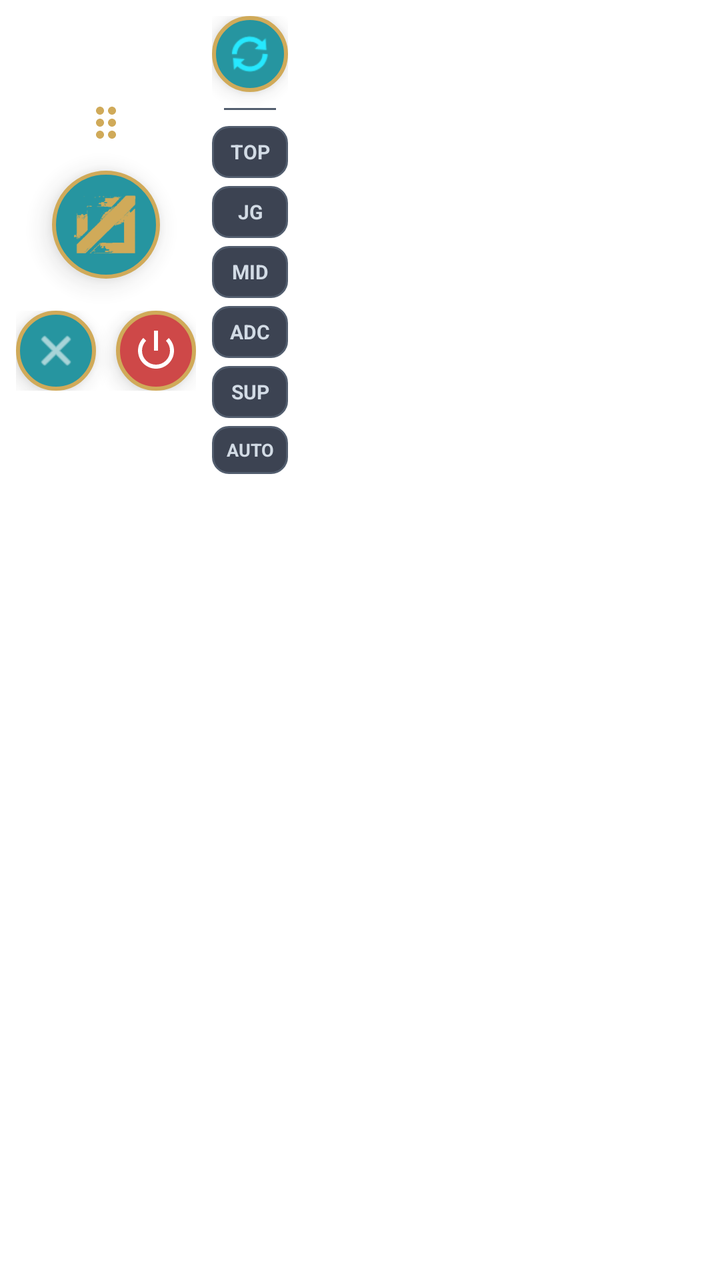
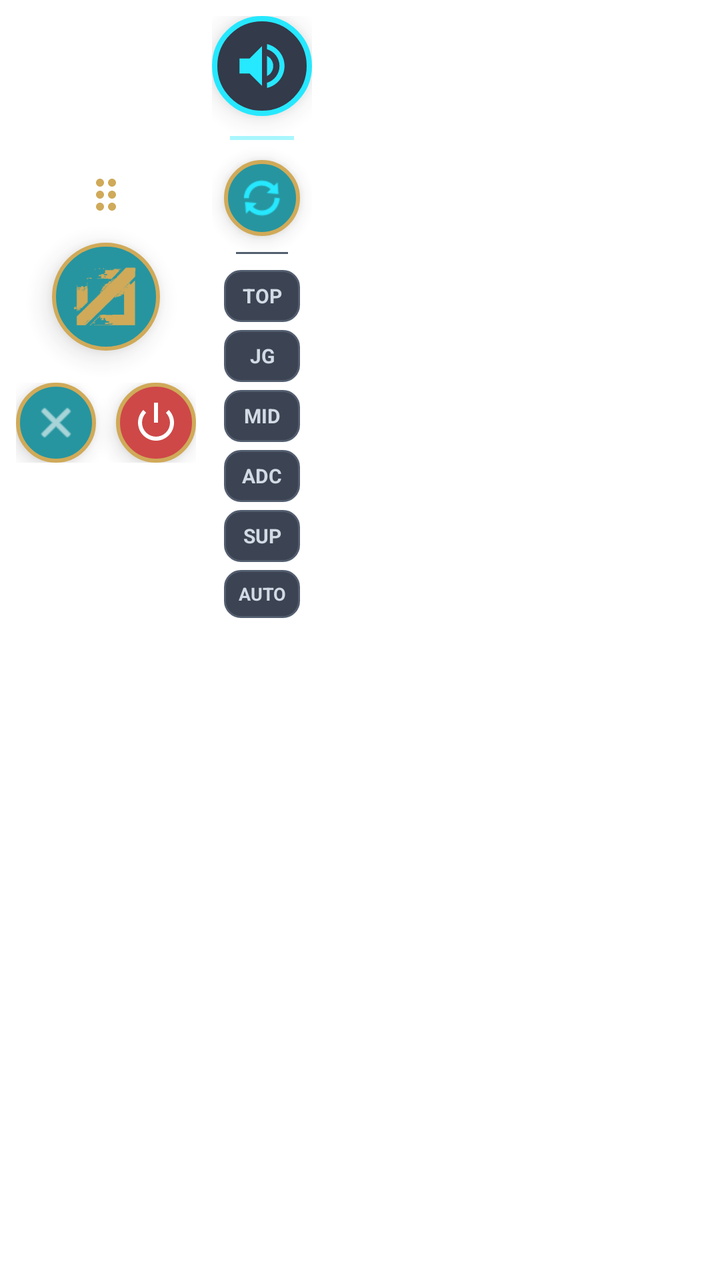

Screens rendered from an Android XML layout before and after an edit, with the pre-edit source and the edit as a unified diff.
<!-- AndroidManifest.xml: fallback theme Theme.MaterialComponents.DayNight.NoActionBar -->
<!-- res/layout/layout_overlay.xml -->
<?xml version="1.0" encoding="utf-8"?>
<FrameLayout xmlns:android="http://schemas.android.com/apk/res/android"
    android:layout_width="wrap_content"
    android:layout_height="wrap_content"
    android:animateLayoutChanges="true">

    
    <ImageButton
        android:id="@+id/btnCollapsedBubble"
        android:layout_width="48dp"
        android:layout_height="48dp"
        android:layout_gravity="start|top"
        android:background="@drawable/bg_hextech_button"
        android:src="@drawable/ic_general" 
        android:tint="#FFFFFF"
        android:scaleType="fitCenter"
        android:padding="10dp"
        android:cropToPadding="true"
        android:elevation="6dp"
        android:alpha="0.75"
        android:contentDescription="Expandir Controles"
        android:visibility="gone" />

    
    <LinearLayout
        android:id="@+id/expandedContainer"
        android:layout_width="wrap_content"
        android:layout_height="wrap_content"
        android:orientation="horizontal"
        android:padding="8dp"
        android:alpha="0.85">

        
        <FrameLayout
            android:id="@+id/messageContainer"
            android:layout_width="340dp"
            android:layout_height="230dp"
            android:layout_marginEnd="12dp"
            android:layout_gravity="center_vertical"
            android:background="@drawable/bg_hextech_panel"
            android:visibility="gone">

            <LinearLayout
                android:layout_width="match_parent"
                android:layout_height="match_parent"
                android:orientation="vertical">

                
                <LinearLayout
                    android:id="@+id/messageHeader"
                    android:layout_width="match_parent"
                    android:layout_height="wrap_content"
                    android:orientation="horizontal"
                    android:gravity="center_vertical"
                    android:paddingStart="12dp"
                    android:paddingEnd="6dp"
                    android:paddingTop="6dp"
                    android:paddingBottom="4dp"
                    android:background="#151A23">

                    <ImageView
                        android:layout_width="16dp"
                        android:layout_height="16dp"
                        android:src="@drawable/ic_general"
                        android:tint="#00E5FF"
                        android:contentDescription="Drafting" />

                    <TextView
                        android:id="@+id/messageTitle"
                        android:layout_width="0dp"
                        android:layout_height="wrap_content"
                        android:layout_weight="1"
                        android:layout_marginStart="8dp"
                        android:text="RECOMENDACIÓN AI"
                        android:textColor="#C89B3C"
                        android:textSize="11sp"
                        android:textStyle="bold"
                        android:letterSpacing="0.08" />

                    <ImageButton
                        android:id="@+id/btnToggleOpacity"
                        android:layout_width="28dp"
                        android:layout_height="28dp"
                        android:layout_marginEnd="4dp"
                        android:background="?android:attr/selectableItemBackgroundBorderless"
                        android:src="@drawable/ic_opacity"
                        android:tint="#CBD5E1"
                        android:scaleType="fitCenter"
                        android:padding="5dp"
                        android:contentDescription="Transparencia" />

                    <ImageButton
                        android:id="@+id/btnToggleSize"
                        android:layout_width="28dp"
                        android:layout_height="28dp"
                        android:layout_marginEnd="4dp"
                        android:background="?android:attr/selectableItemBackgroundBorderless"
                        android:src="@drawable/ic_resize"
                        android:tint="#CBD5E1"
                        android:scaleType="fitCenter"
                        android:padding="5dp"
                        android:contentDescription="Cambiar tamaño" />

                    <ImageButton
                        android:id="@+id/btnCopyMessage"
                        android:layout_width="28dp"
                        android:layout_height="28dp"
                        android:layout_marginEnd="4dp"
                        android:background="?android:attr/selectableItemBackgroundBorderless"
                        android:src="@drawable/ic_copy"
                        android:tint="#CBD5E1"
                        android:scaleType="fitCenter"
                        android:padding="5dp"
                        android:contentDescription="Copiar recomendación" />

                    <ImageButton
                        android:id="@+id/btnCloseMessage"
                        android:layout_width="28dp"
                        android:layout_height="28dp"
                        android:background="?android:attr/selectableItemBackgroundBorderless"
                        android:src="@android:drawable/ic_menu_close_clear_cancel"
                        android:tint="#CBD5E1"
                        android:scaleType="fitCenter"
                        android:padding="5dp"
                        android:contentDescription="Cerrar recomendación" />
                </LinearLayout>

                <View
                    android:layout_width="match_parent"
                    android:layout_height="1dp"
                    android:background="#2D3748" />

                
                <FrameLayout
                    android:layout_width="match_parent"
                    android:layout_height="0dp"
                    android:layout_weight="1">

                    
                    <LinearLayout
                        android:id="@+id/loadingLayout"
                        android:layout_width="match_parent"
                        android:layout_height="match_parent"
                        android:orientation="vertical"
                        android:gravity="center"
                        android:visibility="gone">
                        
                        <ProgressBar
                            android:layout_width="36dp"
                            android:layout_height="36dp"
                            android:indeterminateTint="#00E5FF" />
                            
                        <TextView
                            android:id="@+id/loadingTextView"
                            android:layout_width="wrap_content"
                            android:layout_height="wrap_content"
                            android:layout_marginTop="10dp"
                            android:text="Analizando partida..."
                            android:textColor="#FFFFFF"
                            android:textSize="14sp"
                            android:textStyle="bold" />
                    </LinearLayout>

                    
                    <ScrollView
                        android:id="@+id/resultScrollView"
                        android:layout_width="match_parent"
                        android:layout_height="match_parent"
                        android:paddingStart="14dp"
                        android:paddingEnd="14dp"
                        android:paddingTop="10dp"
                        android:paddingBottom="12dp"
                        android:scrollbars="vertical"
                        android:fadeScrollbars="false"
                        android:visibility="gone">
                        
                        <TextView
                            android:id="@+id/resultTextView"
                            android:layout_width="match_parent"
                            android:layout_height="wrap_content"
                            android:textColor="#FFFFFF"
                            android:textStyle="normal"
                            android:lineSpacingExtra="4dp"
                            android:textSize="14.5sp" />
                    </ScrollView>
                </FrameLayout>
            </LinearLayout>

            
            <ImageView
                android:id="@+id/btnResizeCorner"
                android:layout_width="22dp"
                android:layout_height="22dp"
                android:layout_gravity="bottom|end"
                android:layout_margin="3dp"
                android:padding="2dp"
                android:src="@drawable/ic_resize_corner"
                android:tint="#A0C89B3C"
                android:alpha="0.8"
                android:contentDescription="Ajustar tamaño arrastrando" />
        </FrameLayout>

        
        <LinearLayout
            android:id="@+id/controlsContainer"
            android:layout_width="wrap_content"
            android:layout_height="wrap_content"
            android:orientation="vertical"
            android:gravity="center_horizontal"
            android:layout_gravity="center_vertical">
            
            <ImageView
                android:id="@+id/dragHandle"
                android:layout_width="24dp"
                android:layout_height="24dp"
                android:layout_marginBottom="12dp"
                android:src="@drawable/ic_drag_handle"
                android:contentDescription="Arrastrar" />

            
            <ImageButton
                android:id="@+id/btnCaptureGeneral"
                android:layout_width="54dp"
                android:layout_height="54dp"
                android:background="@drawable/bg_hextech_button"
                android:src="@drawable/ic_general"
                android:tint="#C89B3C"
                android:scaleType="fitCenter"
                android:padding="11dp"
                android:cropToPadding="true"
                android:elevation="8dp"
                android:contentDescription="Analizar Draft" />
                
            
            <LinearLayout
                android:layout_width="wrap_content"
                android:layout_height="wrap_content"
                android:orientation="horizontal"
                android:layout_marginTop="16dp"
                android:gravity="center">
                
                
                <ImageButton
                    android:id="@+id/btnMinimize"
                    android:layout_width="40dp"
                    android:layout_height="40dp"
                    android:layout_marginEnd="10dp"
                    android:background="@drawable/bg_hextech_button"
                    android:src="@android:drawable/ic_menu_close_clear_cancel"
                    android:tint="#FFFFFF"
                    android:scaleType="fitCenter"
                    android:padding="8dp"
                    android:cropToPadding="true"
                    android:elevation="6dp"
                    android:contentDescription="Ocultar" />

                
                <ImageButton
                    android:id="@+id/btnClose"
                    android:layout_width="40dp"
                    android:layout_height="40dp"
                    android:background="@drawable/bg_hextech_close"
                    android:src="@android:drawable/ic_lock_power_off"
                    android:tint="#FFFFFF"
                    android:scaleType="fitCenter"
                    android:padding="8dp"
                    android:cropToPadding="true"
                    android:elevation="6dp"
                    android:contentDescription="Apagar Sistema" />
            </LinearLayout>
        </LinearLayout>

        
        <LinearLayout
            android:id="@+id/rolesBarContainer"
            android:layout_width="wrap_content"
            android:layout_height="wrap_content"
            android:orientation="vertical"
            android:gravity="center_horizontal"
            android:layout_gravity="center_vertical"
            android:layout_marginStart="8dp">

            
            <ImageButton
                android:id="@+id/btnRefreshDraft"
                android:layout_width="38dp"
                android:layout_height="38dp"
                android:layout_marginBottom="8dp"
                android:background="@drawable/bg_hextech_button"
                android:src="@android:drawable/ic_popup_sync"
                android:tint="#00E5FF"
                android:scaleType="fitCenter"
                android:padding="7dp"
                android:cropToPadding="true"
                android:elevation="6dp"
                android:contentDescription="Reconsultar Alternativas" />

            
            <View
                android:layout_width="26dp"
                android:layout_height="1dp"
                android:background="#334155"
                android:layout_marginBottom="8dp" />

            
            <TextView
                android:id="@+id/btnRoleTop"
                android:layout_width="38dp"
                android:layout_height="26dp"
                android:layout_marginBottom="4dp"
                android:background="@drawable/bg_role_btn"
                android:gravity="center"
                android:text="TOP"
                android:textColor="#CBD5E1"
                android:textSize="10sp"
                android:textStyle="bold" />

            <TextView
                android:id="@+id/btnRoleJg"
                android:layout_width="38dp"
                android:layout_height="26dp"
                android:layout_marginBottom="4dp"
                android:background="@drawable/bg_role_btn"
                android:gravity="center"
                android:text="JG"
                android:textColor="#CBD5E1"
                android:textSize="10sp"
                android:textStyle="bold" />

            <TextView
                android:id="@+id/btnRoleMid"
                android:layout_width="38dp"
                android:layout_height="26dp"
                android:layout_marginBottom="4dp"
                android:background="@drawable/bg_role_btn"
                android:gravity="center"
                android:text="MID"
                android:textColor="#CBD5E1"
                android:textSize="10sp"
                android:textStyle="bold" />

            <TextView
                android:id="@+id/btnRoleAdc"
                android:layout_width="38dp"
                android:layout_height="26dp"
                android:layout_marginBottom="4dp"
                android:background="@drawable/bg_role_btn"
                android:gravity="center"
                android:text="ADC"
                android:textColor="#CBD5E1"
                android:textSize="10sp"
                android:textStyle="bold" />

            <TextView
                android:id="@+id/btnRoleSup"
                android:layout_width="38dp"
                android:layout_height="26dp"
                android:layout_marginBottom="4dp"
                android:background="@drawable/bg_role_btn"
                android:gravity="center"
                android:text="SUP"
                android:textColor="#CBD5E1"
                android:textSize="10sp"
                android:textStyle="bold" />

            <TextView
                android:id="@+id/btnRoleAuto"
                android:layout_width="38dp"
                android:layout_height="24dp"
                android:background="@drawable/bg_role_btn"
                android:gravity="center"
                android:text="AUTO"
                android:textColor="#CBD5E1"
                android:textSize="9sp"
                android:textStyle="bold" />
        </LinearLayout>
    </LinearLayout>
</FrameLayout>
<!-- resources referenced by this layout -->
<resources>
  <!-- drawable bg_hextech_button (drawable) -->
  <?xml version="1.0" encoding="utf-8"?>
  <shape xmlns:android="http://schemas.android.com/apk/res/android" android:shape="oval">
      <solid android:color="#00838F" />
      <stroke android:width="2dp" android:color="#C89B3C" />
  </shape>
  <!-- drawable bg_hextech_close (drawable) -->
  <?xml version="1.0" encoding="utf-8"?>
  <shape xmlns:android="http://schemas.android.com/apk/res/android" android:shape="oval">
      <solid android:color="#C62828" />
      <stroke android:width="2dp" android:color="#C89B3C" />
  </shape>
  <!-- drawable bg_hextech_panel (drawable) -->
  <?xml version="1.0" encoding="utf-8"?>
  <shape xmlns:android="http://schemas.android.com/apk/res/android" android:shape="rectangle">
      <solid android:color="#010A13" />
      <stroke android:width="2dp" android:color="#C89B3C" />
      <corners android:radius="12dp" />
  </shape>
  <!-- drawable bg_role_btn (drawable) -->
  <?xml version="1.0" encoding="utf-8"?>
  <shape xmlns:android="http://schemas.android.com/apk/res/android" android:shape="rectangle">
      <corners android:radius="8dp" />
      <solid android:color="#1A2234" />
      <stroke android:width="1dp" android:color="#334155" />
  </shape>
  <!-- drawable ic_copy (drawable) -->
  <vector xmlns:android="http://schemas.android.com/apk/res/android"
      android:width="24dp"
      android:height="24dp"
      android:viewportWidth="24"
      android:viewportHeight="24">
    <path
        android:fillColor="#FFFFFFFF"
        android:pathData="M16,1H4C2.9,1 2,1.9 2,3v14h2V3h12V1zm3,4H8C6.9,5 6,5.9 6,7v14c0,1.1 0.9,2 2,2h11c1.1,0 2,-0.9 2,-2V7c0,-1.1 -0.9,-2 -2,-2zm0,16H8V7h11v14z"/>
  </vector>
  <!-- drawable ic_opacity (drawable) -->
  <vector xmlns:android="http://schemas.android.com/apk/res/android"
      android:width="24dp"
      android:height="24dp"
      android:viewportWidth="24"
      android:viewportHeight="24">
    <path
        android:fillColor="#FFFFFFFF"
        android:pathData="M17.66,8L12,2.35 6.34,8C4.78,9.56 4,11.64 4,13.72c0,2.07 0.78,4.15 2.34,5.71 1.56,1.57 3.64,2.34 5.71,2.34s4.14-0.77 5.71-2.34C19.32,17.87 20.1,15.79 20.1,13.72c0-2.08-0.78-4.16-2.44-5.72zM6,14c0.01-1.93 0.7-3.69 1.95-4.95L12,5.1V19c-1.38,0-2.68-0.54-3.65-1.51C7.38,16.52 6,15.34 6,14z"/>
  </vector>
  <!-- drawable ic_resize (drawable) -->
  <vector xmlns:android="http://schemas.android.com/apk/res/android"
      android:width="24dp"
      android:height="24dp"
      android:viewportWidth="24"
      android:viewportHeight="24">
    <path
        android:fillColor="#FFFFFFFF"
        android:pathData="M15,3l2.3,2.3-2.89,2.87 1.42,1.42L18.7,6.7 21,9V3h-6zM3,9l2.3-2.3 2.87,2.89 1.42-1.42L6.7,5.3 9,3H3v6zm6,12l-2.3-2.3 2.89-2.87-1.42-1.42L5.3,17.3 3,15v6h6zm12-6l-2.3,2.3-2.87-2.89-1.42,1.42 2.89,2.87L15,21h6v-6z"/>
  </vector>
  <!-- drawable ic_resize_corner (drawable) -->
  <vector xmlns:android="http://schemas.android.com/apk/res/android"
      android:width="24dp"
      android:height="24dp"
      android:viewportWidth="24"
      android:viewportHeight="24">
    <path
        android:fillColor="#FFFFFFFF"
        android:pathData="M22,22h-2v-2h2v2zm0-4h-2v-2h2v2zm-4,4h-2v-2h2v2zm0-4h-2v-2h2v2zm-4,4h-2v-2h2v2zm8-8h-2v-2h2v2z"/>
  </vector>
  <!-- unchanged entries left out for length: 2 -->
</resources>

<!-- the commit's change to res/layout/layout_overlay.xml (unified diff, before → after) -->
@@ -100,6 +100,18 @@
                         android:scaleType="fitCenter"
                         android:padding="5dp"
                         android:contentDescription="Cambiar tamaño" />
+
+                    <ImageButton
+                        android:id="@+id/btnHeaderTts"
+                        android:layout_width="28dp"
+                        android:layout_height="28dp"
+                        android:layout_marginEnd="4dp"
+                        android:background="?android:attr/selectableItemBackgroundBorderless"
+                        android:src="@drawable/ic_tts_play"
+                        android:tint="#00E5FF"
+                        android:scaleType="fitCenter"
+                        android:padding="4dp"
+                        android:contentDescription="Narrar recomendación" />
 
                     <ImageButton
                         android:id="@+id/btnCopyMessage"
@@ -282,6 +294,29 @@
 
             
             <ImageButton
+                android:id="@+id/btnTtsPlayPause"
+                android:layout_width="50dp"
+                android:layout_height="50dp"
+                android:layout_marginBottom="10dp"
+                android:background="@drawable/bg_hextech_tts"
+                android:src="@drawable/ic_tts_play"
+                android:tint="#00E5FF"
+                android:scaleType="fitCenter"
+                android:padding="10dp"
+                android:cropToPadding="true"
+                android:elevation="8dp"
+                android:contentDescription="Reproducir o pausar narrador táctico" />
+
+            
+            <View
+                android:layout_width="32dp"
+                android:layout_height="2dp"
+                android:background="#00E5FF"
+                android:alpha="0.4"
+                android:layout_marginBottom="10dp" />
+
+            
+            <ImageButton
                 android:id="@+id/btnRefreshDraft"
                 android:layout_width="38dp"
                 android:layout_height="38dp"
<!-- resource entries referenced after the edit -->
@@ -18,6 +18,12 @@
       <solid android:color="#010A13" />
       <stroke android:width="2dp" android:color="#C89B3C" />
       <corners android:radius="12dp" />
+  </shape>
+  <!-- drawable bg_hextech_tts (drawable) -->
+  <?xml version="1.0" encoding="utf-8"?>
+  <shape xmlns:android="http://schemas.android.com/apk/res/android" android:shape="oval">
+      <solid android:color="#0F172A" />
+      <stroke android:width="2.5dp" android:color="#00E5FF" />
   </shape>
   <!-- drawable bg_role_btn (drawable) -->
   <?xml version="1.0" encoding="utf-8"?>
@@ -66,6 +72,16 @@
         android:fillColor="#FFFFFFFF"
         android:pathData="M22,22h-2v-2h2v2zm0-4h-2v-2h2v2zm-4,4h-2v-2h2v2zm0-4h-2v-2h2v2zm-4,4h-2v-2h2v2zm8-8h-2v-2h2v2z"/>
   </vector>
+  <!-- drawable ic_tts_play (drawable) -->
+  <vector xmlns:android="http://schemas.android.com/apk/res/android"
+      android:width="24dp"
+      android:height="24dp"
+      android:viewportWidth="24"
+      android:viewportHeight="24">
+    <path
+        android:fillColor="#FFFFFFFF"
+        android:pathData="M3,9v6h4l5,5V4L7,9H3zm13.5,3c0,-1.77 -1.02,-3.29 -2.5,-4.03v8.05c1.48,-0.73 2.5,-2.25 2.5,-4.02zM14,3.23v2.06c2.89,0.86 5,3.54 5,6.71s-2.11,5.85 -5,6.71v2.06c4.01,-0.91 7,-4.49 7,-8.77s-2.99,-7.86 -7,-8.77z"/>
+  </vector>
   <!-- unchanged entries left out for length: 2 -->
 </resources>
 
